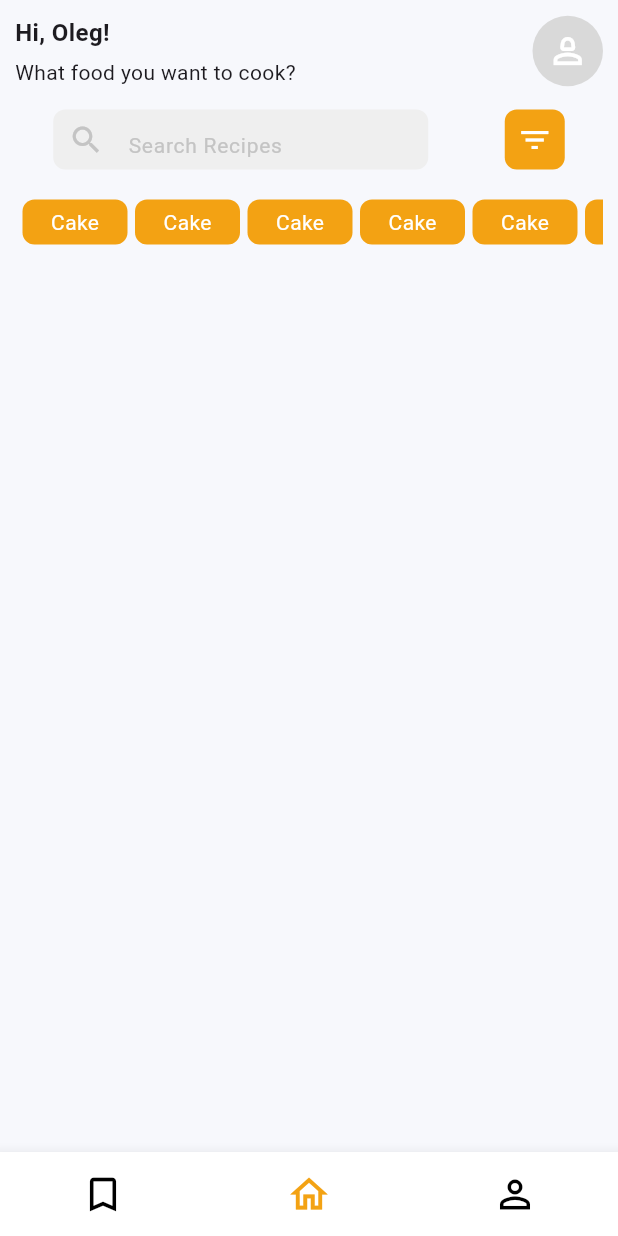
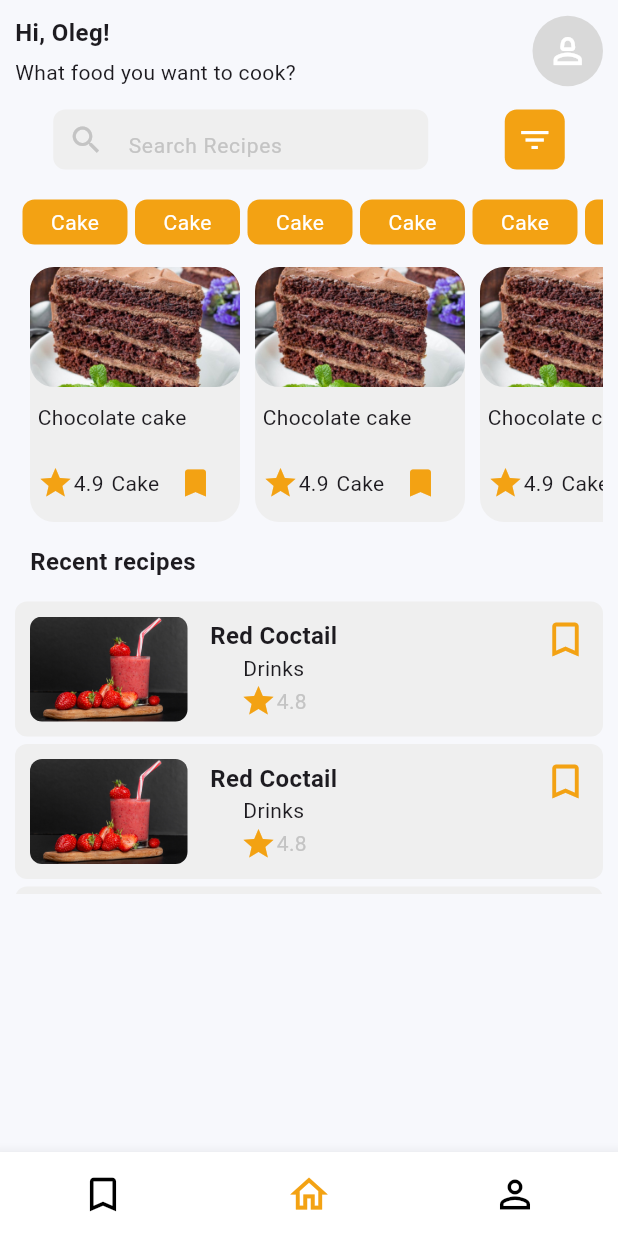
Before and after one commit to PiuPauxD/recipe_application, a Flutter app: the screen it shows after launch, on a phone screen of 412 x 824 dp. Run offline on Flutter 3.47's test engine with Material 3 defaults, Android fonts, the phone set to English and light mode, and no system bars; drawn by our look-alikes of custom_navigation_bar.

Commit message:
homeScreen Ui

```diff
--- a/lib/screens/home_screen.dart
+++ b/lib/screens/home_screen.dart
@@ -1,6 +1,8 @@
 import 'package:flutter/material.dart';
 import 'package:recipe_application/constants.dart';
 import 'package:recipe_application/widgets/category_list.dart';
+import 'package:recipe_application/widgets/category_tile.dart';
+import 'package:recipe_application/widgets/recent_recipe_tile.dart';
 import 'package:recipe_application/widgets/search_container.dart';
 
 class HomeScreen extends StatefulWidget {
@@ -104,6 +106,59 @@ class _HomeScreenState extends State<HomeScreen> {
                   ),
                 ),
               ),
+
+              //categories recipes
+              Padding(
+                padding: const EdgeInsets.only(top: 15),
+                child: SizedBox(
+                  height: 170,
+                  width: 140,
+                  child: ListView.builder(
+                    shrinkWrap: true,
+                    itemCount: 10,
+                    scrollDirection: Axis.horizontal,
+                    itemBuilder: (BuildContext context, int index) {
+                      return const CategoryTile(
+                        foodImage: 'img/cake.jpg',
+                        foodName: 'Chocolate cake',
+                        rating: '4.9',
+                      );
+                    },
+                  ),
+                ),
+              ),
+
+              //Recent recipes
+              const Padding(
+                padding: EdgeInsets.only(top: 15, left: 10),
+                child: Text(
+                  'Recent recipes',
+                  style: TextStyle(
+                    fontSize: fontSizeHeading,
+                    fontWeight: FontWeight.bold,
+                  ),
+                ),
+              ),
+              Padding(
+                padding: const EdgeInsets.only(top: 10),
+                child: SizedBox(
+                  height: 200,
+                  width: 140,
+                  child: ListView.builder(
+                    shrinkWrap: true,
+                    itemCount: 10,
+                    scrollDirection: Axis.vertical,
+                    itemBuilder: (BuildContext context, int index) {
+                      return const RecentRecipe(
+                        recipeImage: 'img/coctail.jpeg',
+                        recipeName: 'Red Coctail',
+                        category: 'Drinks',
+                        rating: 4.8,
+                      );
+                    },
+                  ),
+                ),
+              ),
             ],
           ),
         ),
--- /dev/null
+++ b/lib/widgets/category_tile.dart
@@ -0,0 +1,87 @@
+import 'package:flutter/material.dart';
+import 'package:recipe_application/constants.dart';
+
+class CategoryTile extends StatelessWidget {
+  final String foodImage;
+  final String foodName;
+  final String rating;
+
+  const CategoryTile(
+      {super.key,
+      required this.foodImage,
+      required this.foodName,
+      required this.rating});
+
+  @override
+  Widget build(BuildContext context) {
+    return Padding(
+      padding: const EdgeInsets.only(left: 10),
+      child: Container(
+        width: 140,
+        height: 170,
+        decoration: BoxDecoration(
+          borderRadius: BorderRadius.circular(16),
+          color: searcContainer,
+        ),
+        child: Column(
+          mainAxisAlignment: MainAxisAlignment.start,
+          children: [
+            ClipRRect(
+              borderRadius: BorderRadius.circular(16),
+              child: SizedBox(
+                width: 140,
+                height: 80,
+                child: Image.asset(
+                  foodImage,
+                  width: MediaQuery.of(context).size.width,
+                  height: MediaQuery.of(context).size.height,
+                  fit: BoxFit.cover,
+                ),
+              ),
+            ),
+            Padding(
+              padding: const EdgeInsets.symmetric(vertical: 10, horizontal: 5),
+              child: Align(
+                alignment: Alignment.centerLeft,
+                child: Text(
+                  foodName,
+                  style: const TextStyle(fontSize: fontSizeName),
+                ),
+              ),
+            ),
+            Padding(
+              padding: const EdgeInsets.symmetric(horizontal: 5),
+              child: Row(
+                children: [
+                  const Icon(Icons.star, color: buttons),
+                  Text(
+                    rating,
+                    style: const TextStyle(
+                      fontSize: fontSizeName,
+                    ),
+                  ),
+                  const Padding(
+                    padding: EdgeInsets.only(left: 5),
+                  ),
+                  const Text(
+                    'Cake',
+                    style: TextStyle(
+                      fontSize: fontSizeName,
+                    ),
+                  ),
+                  Positioned(
+                    right: 5,
+                    child: IconButton(
+                      onPressed: () {},
+                      icon: const Icon(Icons.bookmark, color: buttons),
+                    ),
+                  ),
+                ],
+              ),
+            ),
+          ],
+        ),
+      ),
+    );
+  }
+}
--- /dev/null
+++ b/lib/widgets/recent_recipe_tile.dart
@@ -0,0 +1,89 @@
+import 'package:flutter/material.dart';
+import 'package:recipe_application/constants.dart';
+
+class RecentRecipe extends StatelessWidget {
+  final String recipeImage;
+  final String recipeName;
+  final String category;
+  final double rating;
+  const RecentRecipe(
+      {super.key,
+      required this.recipeImage,
+      required this.recipeName,
+      required this.category,
+      required this.rating});
+
+  @override
+  Widget build(BuildContext context) {
+    return Padding(
+      padding: const EdgeInsets.only(top: 5),
+      child: Container(
+        height: 90,
+        decoration: BoxDecoration(
+          color: searcContainer,
+          borderRadius: BorderRadius.circular(8),
+        ),
+        child: Row(
+          mainAxisAlignment: MainAxisAlignment.spaceBetween,
+          children: [
+            Row(
+              children: [
+                Padding(
+                  padding:
+                      const EdgeInsets.symmetric(vertical: 10, horizontal: 10),
+                  child: ClipRRect(
+                    borderRadius: BorderRadius.circular(8),
+                    child: Image.asset(
+                      recipeImage,
+                      fit: BoxFit.contain,
+                    ),
+                  ),
+                ),
+                Padding(
+                  padding: const EdgeInsets.only(left: 5),
+                  child: Column(
+                    mainAxisAlignment: MainAxisAlignment.center,
+                    children: [
+                      Text(
+                        recipeName,
+                        style: const TextStyle(
+                          fontSize: fontSizeHeading,
+                          fontWeight: FontWeight.bold,
+                        ),
+                      ),
+                      Text(
+                        category,
+                        style: const TextStyle(
+                          fontSize: fontSizeName,
+                        ),
+                      ),
+                      Row(
+                        children: [
+                          const Icon(Icons.star, color: buttons),
+                          Text(
+                            '$rating',
+                            style: const TextStyle(
+                              fontSize: fontSizeName,
+                              color: searchText,
+                            ),
+                          ),
+                        ],
+                      ),
+                    ],
+                  ),
+                ),
+              ],
+            ),
+            const Align(
+              alignment: Alignment.topRight,
+              child: Padding(
+                padding: EdgeInsets.symmetric(horizontal: 10, vertical: 10),
+                child: Icon(Icons.bookmark_outline, size: 30, color: buttons),
+              ),
+            ),
+          ],
+        ),
+      ),
+    );
+  }
+}
--- a/pubspec.yaml
+++ b/pubspec.yaml
@@ -60,8 +60,8 @@ flutter:
   uses-material-design: true
 
   # To add assets to your application, add an assets section, like this:
-  # assets:
-  #   - images/a_dot_burr.jpeg
+  assets:
+   - img/
   #   - images/a_dot_ham.jpeg
 
   # An image asset can refer to one or more resolution-specific "variants", see
```
Also changed, not shown: img/cake.jpg (added), img/coctail.jpeg (added).
